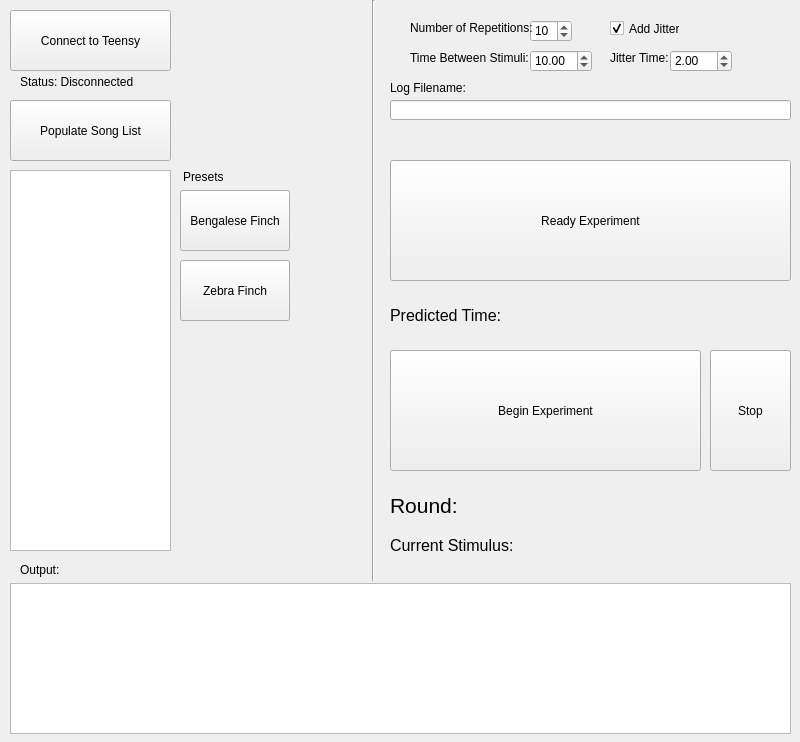
Before: the Qt Designer form GUI/gui.ui in tdmerrill/Neural-Recordings, drawn with Qt 5.
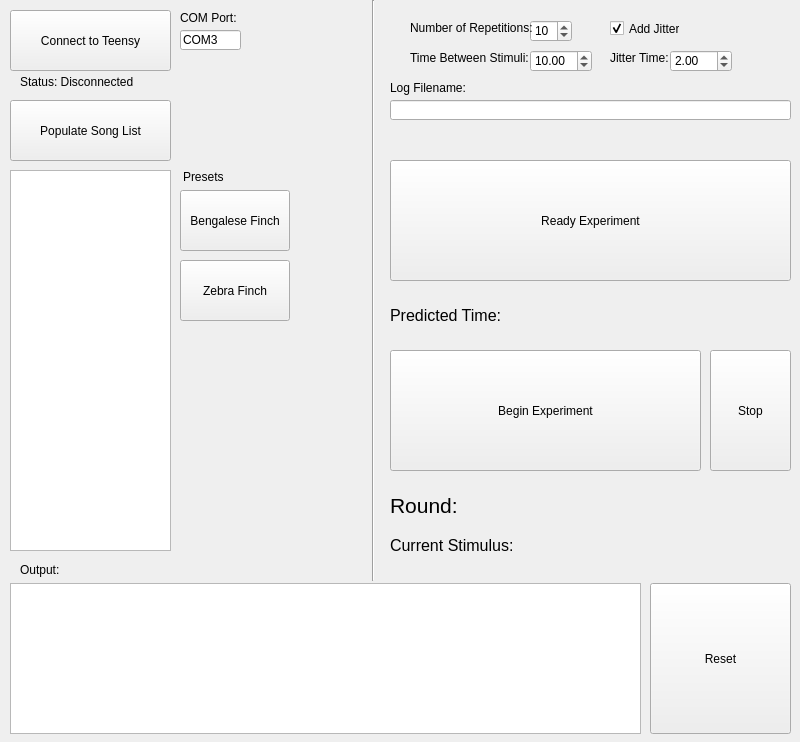
After: the same form once the commit is applied.

Commit message: updates: - added COM port option, so it can be packaged for different PCs - added reset button to set GUI to initial state w/out closing serial connection

Patch:
```diff
--- a/GUI/gui.ui
+++ b/GUI/gui.ui
@@ -45,7 +45,7 @@
      <rect>
       <x>10</x>
       <y>583</y>
-      <width>781</width>
+      <width>631</width>
       <height>151</height>
      </rect>
     </property>
@@ -361,6 +361,45 @@
      <string>Log Filename:</string>
     </property>
    </widget>
+   <widget class="QLineEdit" name="COMPortBox">
+    <property name="geometry">
+     <rect>
+      <x>180</x>
+      <y>30</y>
+      <width>61</width>
+      <height>20</height>
+     </rect>
+    </property>
+    <property name="text">
+     <string>COM3</string>
+    </property>
+   </widget>
+   <widget class="QLabel" name="COMPortLabel">
+    <property name="geometry">
+     <rect>
+      <x>180</x>
+      <y>10</y>
+      <width>91</width>
+      <height>16</height>
+     </rect>
+    </property>
+    <property name="text">
+     <string>COM Port:</string>
+    </property>
+   </widget>
+   <widget class="QPushButton" name="ResetGUIButton">
+    <property name="geometry">
+     <rect>
+      <x>650</x>
+      <y>583</y>
+      <width>141</width>
+      <height>151</height>
+     </rect>
+    </property>
+    <property name="text">
+     <string>Reset</string>
+    </property>
+   </widget>
   </widget>
  </widget>
  <resources/>
```
The commit also changes 2 other files.
